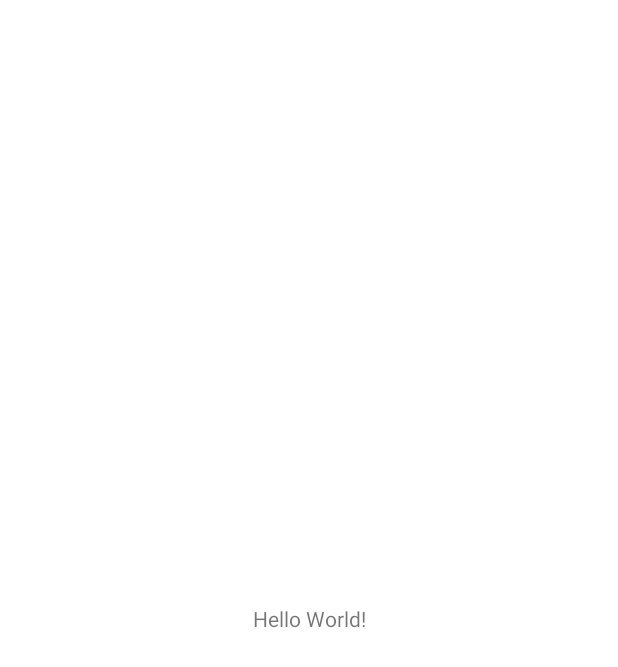
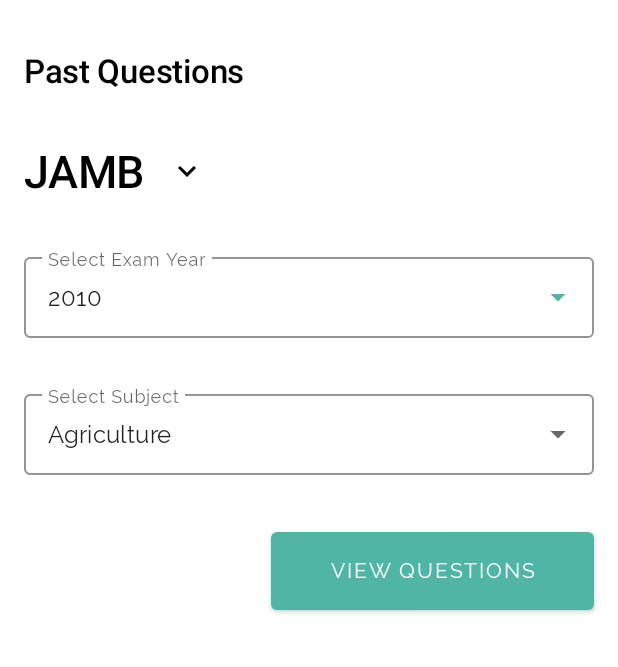
Before and after one commit to TobiAlbert/Prepsy, an Android app: the screen it shows after launch (MainActivity before the commit, HomeActivity after it), on a phone screen of 412 x 824 dp. Before the commit the part shown is almost empty. Shown: the top 667 px of the screen. Run offline under Robolectric (Android 15) with nearby library versions, the phone set to English and light mode, and no system bars.

Commit message:
Feat: Create UI for HomePage.

```diff
--- a/app/src/main/AndroidManifest.xml
+++ b/app/src/main/AndroidManifest.xml
@@ -10,7 +10,7 @@
         android:supportsRtl="true"
         android:fitsSystemWindows="true"
         android:theme="@style/AppTheme">
-        <activity android:name=".MainActivity"/>
+        <activity android:name=".HomeActivity"/>
         <activity
             android:name=".ui.splash.SplashActivity"
             android:theme="@style/AppTheme.SplashTheme">
--- /dev/null
+++ b/app/src/main/java/app/prepsy/HomeActivity.kt
@@ -0,0 +1,53 @@
+package app.prepsy
+
+import android.os.Bundle
+import android.widget.Adapter
+import android.widget.ArrayAdapter
+import android.widget.AutoCompleteTextView
+import androidx.appcompat.app.AppCompatActivity
+
+class HomeActivity : AppCompatActivity() {
+    override fun onCreate(savedInstanceState: Bundle?) {
+        super.onCreate(savedInstanceState)
+        setContentView(R.layout.activity_home)
+
+        val years = listOf(
+            2010, 2011, 2012, 2013, 2014, 2015,
+            2016, 2017, 2018, 2019, 2020
+        )
+        val yearsAdapter = ArrayAdapter(this, R.layout.list_item_dropdown, years)
+        findViewById<AutoCompleteTextView>(R.id.selectYearAT).setAdapter(yearsAdapter)
+        findViewById<AutoCompleteTextView>(R.id.selectYearAT).setText(years.first().toString(), false)
+
+
+        val subjects = listOf(
+            "Agriculture",
+            "Arabic",
+            "Art",
+            "Biology",
+            "Chemistry",
+            "CRS",
+            "Commerce",
+            "Economics",
+            "French",
+            "Geography",
+            "Government",
+            "Hausa",
+            "History",
+            "Home Economics",
+            "Igbo",
+            "Islamic Studies",
+            "Literature in English",
+            "Mathematics",
+            "Music",
+            "Physics",
+            "Principles of Accounts",
+            "Use of English",
+            "Yoruba"
+        )
+
+        val subjectsAdapter = ArrayAdapter(this, R.layout.list_item_dropdown, subjects)
+        findViewById<AutoCompleteTextView>(R.id.selectSubjectAT).setAdapter(subjectsAdapter)
+        findViewById<AutoCompleteTextView>(R.id.selectSubjectAT).setText(subjects.first(), false)
+    }
+}
--- a/app/src/main/java/app/prepsy/MainActivity.kt
+++ /dev/null
@@ -1,11 +0,0 @@
-package app.prepsy
-
-import androidx.appcompat.app.AppCompatActivity
-import android.os.Bundle
-
-class MainActivity : AppCompatActivity() {
-    override fun onCreate(savedInstanceState: Bundle?) {
-        super.onCreate(savedInstanceState)
-        setContentView(R.layout.activity_main)
-    }
-}
--- a/app/src/main/java/app/prepsy/ui/splash/SplashActivity.kt
+++ b/app/src/main/java/app/prepsy/ui/splash/SplashActivity.kt
@@ -2,13 +2,13 @@ package app.prepsy.ui.splash
 
 import android.os.Bundle
 import androidx.appcompat.app.AppCompatActivity
-import app.prepsy.MainActivity
+import app.prepsy.HomeActivity
 import app.prepsy.utils.startActivity
 
 class SplashActivity : AppCompatActivity() {
 
     override fun onCreate(savedInstanceState: Bundle?) {
         super.onCreate(savedInstanceState)
-        startActivity<MainActivity>()
+        startActivity<HomeActivity>()
     }
 }
--- /dev/null
+++ b/app/src/main/res/drawable/ic_arrow_down.xml
@@ -0,0 +1,10 @@
+<vector xmlns:android="http://schemas.android.com/apk/res/android"
+    android:width="24dp"
+    android:height="24dp"
+    android:viewportWidth="24"
+    android:viewportHeight="24"
+    android:tint="?attr/colorControlNormal">
+  <path
+      android:fillColor="@android:color/white"
+      android:pathData="M7.41,8.59L12,13.17l4.59,-4.58L18,10l-6,6 -6,-6 1.41,-1.41z"/>
+</vector>
--- /dev/null
+++ b/app/src/main/res/font/raleway_font_family.xml
@@ -0,0 +1,13 @@
+<?xml version="1.0" encoding="utf-8"?>
+<font-family
+    xmlns:app="http://schemas.android.com/apk/res-auto">
+    <font
+        app:fontStyle="normal"
+        app:fontWeight="400"
+        app:font="@font/raleway_regular"/>
+
+    <font
+        app:fontStyle="normal"
+        app:fontWeight="700"
+        app:font="@font/raleway_bold"/>
+</font-family>
--- /dev/null
+++ b/app/src/main/res/layout/activity_home.xml
@@ -0,0 +1,104 @@
+<?xml version="1.0" encoding="utf-8"?>
+<androidx.constraintlayout.widget.ConstraintLayout xmlns:android="http://schemas.android.com/apk/res/android"
+    xmlns:app="http://schemas.android.com/apk/res-auto"
+    xmlns:tools="http://schemas.android.com/tools"
+    android:layout_width="match_parent"
+    android:layout_height="match_parent"
+    tools:context=".HomeActivity">
+
+    <TextView
+        android:id="@+id/textView"
+        android:layout_width="wrap_content"
+        android:layout_height="wrap_content"
+        android:layout_marginTop="32dp"
+        android:text="@string/past_questions_title"
+        style="@style/TitleTextStyle"
+        app:layout_constraintLeft_toLeftOf="parent"
+        app:layout_constraintStart_toStartOf="@+id/guideline2"
+        app:layout_constraintTop_toTopOf="parent" />
+
+    <TextView
+        android:id="@+id/textView2"
+        android:layout_width="wrap_content"
+        android:layout_height="wrap_content"
+        android:layout_marginTop="32dp"
+        android:text="@string/jamb_title"
+        android:textAllCaps="true"
+        style="@style/TitleTextStyle"
+        android:textSize="30sp"
+        app:layout_constraintLeft_toLeftOf="parent"
+        app:layout_constraintStart_toStartOf="@+id/guideline2"
+        app:layout_constraintTop_toBottomOf="@+id/textView" />
+
+    <ImageView
+        android:layout_width="wrap_content"
+        android:layout_height="wrap_content"
+        android:layout_marginStart="16dp"
+        app:tint="@color/black"
+        android:src="@drawable/ic_arrow_down"
+        app:layout_constraintBottom_toBottomOf="@+id/textView2"
+        app:layout_constraintStart_toEndOf="@+id/textView2"
+        app:layout_constraintTop_toTopOf="@+id/textView2"
+        tools:ignore="MissingConstraints" />
+
+    <androidx.constraintlayout.widget.Guideline
+        android:id="@+id/guideline2"
+        android:layout_width="wrap_content"
+        android:layout_height="wrap_content"
+        android:orientation="vertical"
+        app:layout_constraintGuide_begin="@dimen/activity_vertical_margin" />
+
+    <androidx.constraintlayout.widget.Guideline
+        android:id="@+id/guideline3"
+        android:layout_width="wrap_content"
+        android:layout_height="wrap_content"
+        android:orientation="vertical"
+        app:layout_constraintGuide_end="@dimen/activity_vertical_margin" />
+
+    <com.google.android.material.textfield.TextInputLayout
+        android:id="@+id/textInputLayout"
+        style="@style/DropdownTextInputLayout"
+        android:layout_width="0dp"
+        android:layout_height="wrap_content"
+        android:layout_marginTop="32dp"
+        app:layout_constraintEnd_toStartOf="@+id/guideline3"
+        app:layout_constraintStart_toStartOf="@+id/guideline2"
+        app:layout_constraintTop_toBottomOf="@+id/textView2">
+
+        <AutoCompleteTextView
+            android:id="@+id/selectYearAT"
+            android:layout_width="match_parent"
+            android:layout_height="match_parent"
+            android:hint="@string/select_exam_year_hint"
+            android:inputType="none" />
+    </com.google.android.material.textfield.TextInputLayout>
+
+    <com.google.android.material.textfield.TextInputLayout
+        android:id="@+id/textInputLayout2"
+        style="@style/DropdownTextInputLayout"
+        android:layout_width="0dp"
+        android:layout_height="wrap_content"
+        android:layout_marginTop="32dp"
+        app:layout_constraintEnd_toStartOf="@+id/guideline3"
+        app:layout_constraintStart_toStartOf="@+id/guideline2"
+        app:layout_constraintTop_toBottomOf="@+id/textInputLayout">
+
+        <AutoCompleteTextView
+            android:id="@+id/selectSubjectAT"
+            android:layout_width="match_parent"
+            android:layout_height="match_parent"
+            android:hint="@string/select_subject_hint"
+            android:inputType="none" />
+
+    </com.google.android.material.textfield.TextInputLayout>
+
+    <com.google.android.material.button.MaterialButton
+        android:layout_width="215dp"
+        android:layout_height="64dp"
+        android:layout_marginTop="32dp"
+        android:text="@string/view_questions_text"
+        android:textAllCaps="true"
+        app:layout_constraintEnd_toStartOf="@+id/guideline3"
+        app:layout_constraintTop_toBottomOf="@+id/textInputLayout2" />
+
+</androidx.constraintlayout.widget.ConstraintLayout>
--- a/app/src/main/res/layout/activity_main.xml
+++ /dev/null
@@ -1,18 +0,0 @@
-<?xml version="1.0" encoding="utf-8"?>
-<androidx.constraintlayout.widget.ConstraintLayout xmlns:android="http://schemas.android.com/apk/res/android"
-    xmlns:app="http://schemas.android.com/apk/res-auto"
-    xmlns:tools="http://schemas.android.com/tools"
-    android:layout_width="match_parent"
-    android:layout_height="match_parent"
-    tools:context=".MainActivity">
-
-    <TextView
-        android:layout_width="wrap_content"
-        android:layout_height="wrap_content"
-        android:text="Hello World!"
-        app:layout_constraintBottom_toBottomOf="parent"
-        app:layout_constraintLeft_toLeftOf="parent"
-        app:layout_constraintRight_toRightOf="parent"
-        app:layout_constraintTop_toTopOf="parent" />
-
-</androidx.constraintlayout.widget.ConstraintLayout>
--- /dev/null
+++ b/app/src/main/res/layout/list_item_dropdown.xml
@@ -0,0 +1,10 @@
+<?xml version="1.0" encoding="utf-8"?>
+<TextView
+    xmlns:android="http://schemas.android.com/apk/res/android"
+    xmlns:tools="http://schemas.android.com/tools"
+    android:orientation="horizontal"
+    android:layout_width="match_parent"
+    android:layout_height="wrap_content"
+    style="@style/DropDownTextStyle"
+    tools:text="@string/drop_down_dummy_text"
+    />
--- a/app/src/main/res/values/colors.xml
+++ b/app/src/main/res/values/colors.xml
@@ -10,4 +10,5 @@
 
     <color name="green">#4FB5A4</color>
     <color name="splash_background_yellow">#F3E863</color>
+    <color name="gray">@android:color/darker_gray</color>
 </resources>
--- /dev/null
+++ b/app/src/main/res/values/dimens.xml
@@ -0,0 +1,4 @@
+<?xml version="1.0" encoding="utf-8"?>
+<resources>
+    <dimen name="activity_vertical_margin">16dp</dimen>
+</resources>
--- a/app/src/main/res/values/strings.xml
+++ b/app/src/main/res/values/strings.xml
@@ -1,3 +1,9 @@
 <resources>
     <string name="app_name">Prepsy</string>
+    <string name="past_questions_title">Past Questions</string>
+    <string name="jamb_title">jamb</string>
+    <string name="select_exam_year_hint">Select Exam Year</string>
+    <string name="select_subject_hint">Select Subject</string>
+    <string name="drop_down_dummy_text">Chemistry</string>
+    <string name="view_questions_text">view questions</string>
 </resources>
--- a/app/src/main/res/values/themes.xml
+++ b/app/src/main/res/values/themes.xml
@@ -2,13 +2,16 @@
     <!-- Base application theme. -->
     <style name="BaseAppTheme" parent="Theme.MaterialComponents.Light.NoActionBar">
         <!-- Primary brand color. -->
-        <item name="colorPrimary">@color/purple_500</item>
-        <item name="colorPrimaryVariant">@color/purple_700</item>
+        <item name="colorPrimary">@color/green</item>
+        <item name="colorPrimaryVariant">@color/gray</item>
         <item name="colorOnPrimary">@color/white</item>
         <!-- Secondary brand color. -->
         <item name="colorSecondary">@color/teal_200</item>
         <item name="colorSecondaryVariant">@color/teal_700</item>
         <item name="colorOnSecondary">@color/black</item>
+
+        <!-- default text colors -->
+        <item name="android:fontFamily">@font/raleway_font_family</item>
     </style>
 
     <style name="BaseAppTheme.AppTheme">
@@ -21,4 +24,26 @@
         <item name="android:windowBackground">@drawable/splash_background</item>
         <item name="android:statusBarColor">@color/splash_background_yellow</item>
     </style>
+
+    <style name="TitleTextStyle" parent="TextAppearance.MaterialComponents.Headline2">
+        <item name="android:textSize">22sp</item>
+        <item name="android:fontFamily">@font/raleway_font_family</item>
+        <item name="android:textColor">@color/black</item>
+        <item name="android:textStyle">bold</item>
+    </style>
+
+    <style name="DropDownTextStyle" parent="TextAppearance.MaterialComponents.Headline2">
+        <item name="android:textSize">20sp</item>
+        <item name="android:padding">16dp</item>
+        <item name="android:textColor">@color/black</item>
+        <item name="android:textStyle">normal</item>
+    </style>
+
+    <style name="DropdownTextInputLayout" parent="Widget.MaterialComponents.TextInputLayout.OutlinedBox.ExposedDropdownMenu">
+        <item name="boxStrokeColor">@null</item>
+        <item name="hintTextColor">@null</item>
+        <item name="endIconMode">dropdown_menu</item>
+    </style>
+
+
 </resources>
```
Also changed, not shown: app/src/main/res/font/raleway_bold.ttf (added), app/src/main/res/font/raleway_regular.ttf (added).
